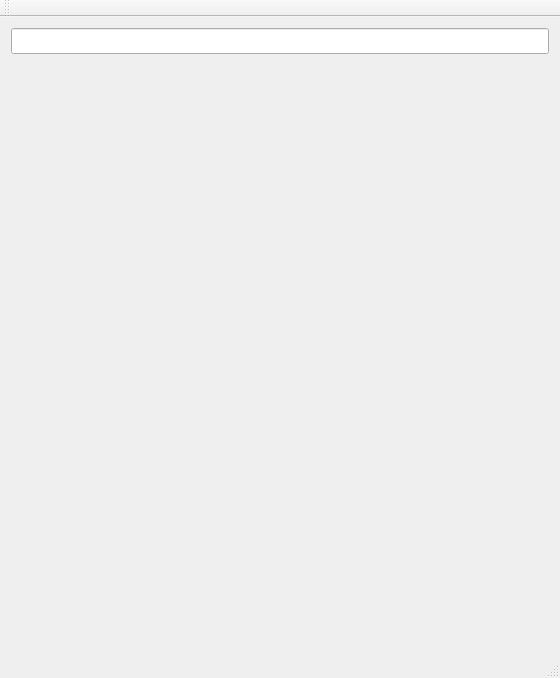
Before: the Qt Designer form epicchallenge.ui in laguiche/EpicChallenge, drawn with Qt 5.
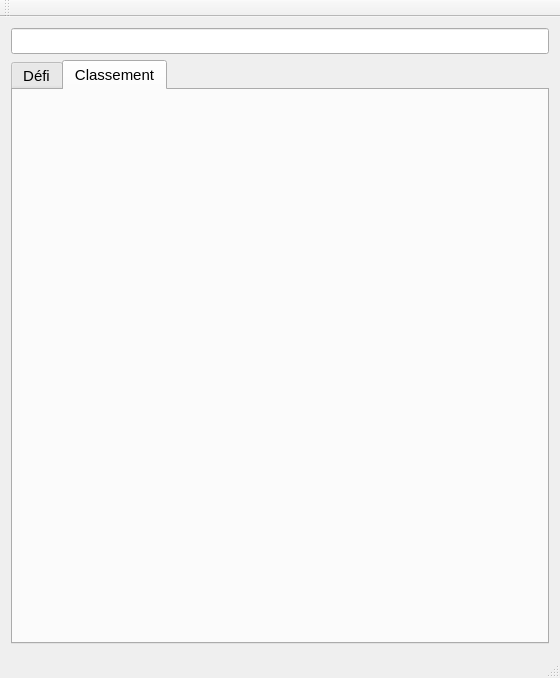
After: the same form once the commit is applied. The open tabs and pages were chosen to show the change.

Commit message: Classement des participants

```diff
--- a/epicchallenge.ui
+++ b/epicchallenge.ui
@@ -29,6 +29,16 @@
      <widget class="QLineEdit" name="TagEdit"/>
     </item>
     <item>
+     <widget class="QTabWidget" name="tabWidget">
+      <property name="currentIndex">
+       <number>0</number>
+      </property>
+      <widget class="QWidget" name="tab">
+       <attribute name="title">
+        <string>Défi</string>
+       </attribute>
+       <layout class="QVBoxLayout" name="verticalLayout_2">
+        <item>
      <widget class="QLabel" name="challengeLabel">
       <property name="minimumSize">
        <size>
@@ -59,6 +69,24 @@
       <property name="margin">
        <number>0</number>
       </property>
+         </widget>
+        </item>
+       </layout>
+      </widget>
+      <widget class="QWidget" name="tab_2">
+       <attribute name="title">
+        <string>Classement</string>
+       </attribute>
+       <layout class="QVBoxLayout" name="verticalLayout_3">
+        <item>
+         <widget class="QLabel" name="classementLabel">
+          <property name="text">
+           <string/>
+          </property>
+         </widget>
+        </item>
+       </layout>
+      </widget>
      </widget>
     </item>
    </layout>
```
Lines whose indentation alone changed are shown as unchanged. The commit also changes 2 other files.
